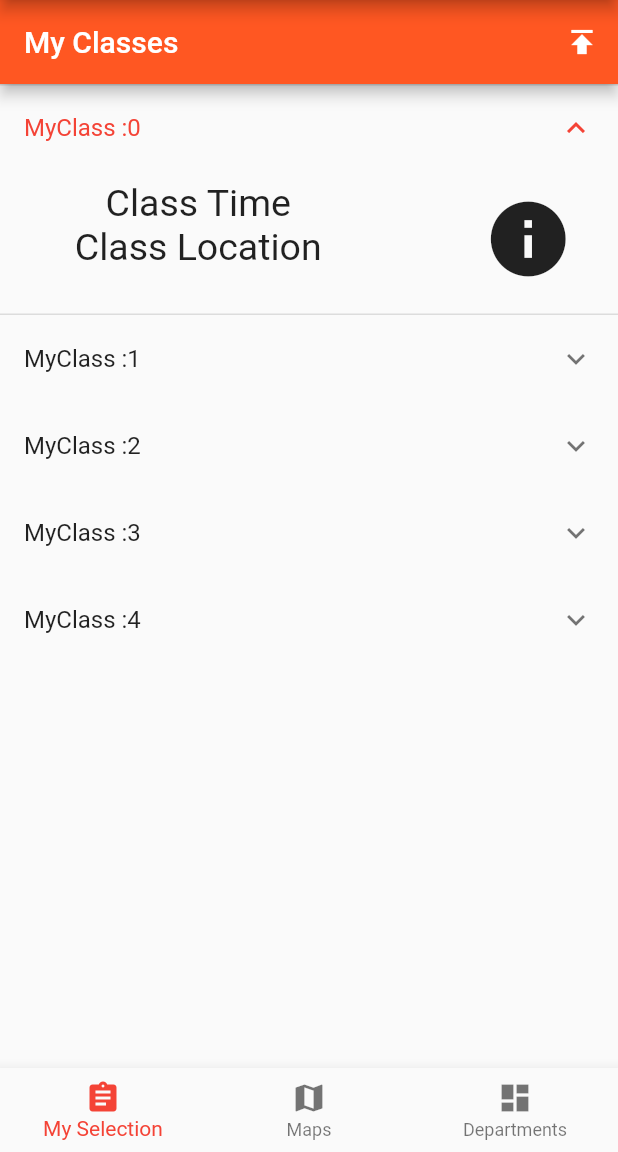
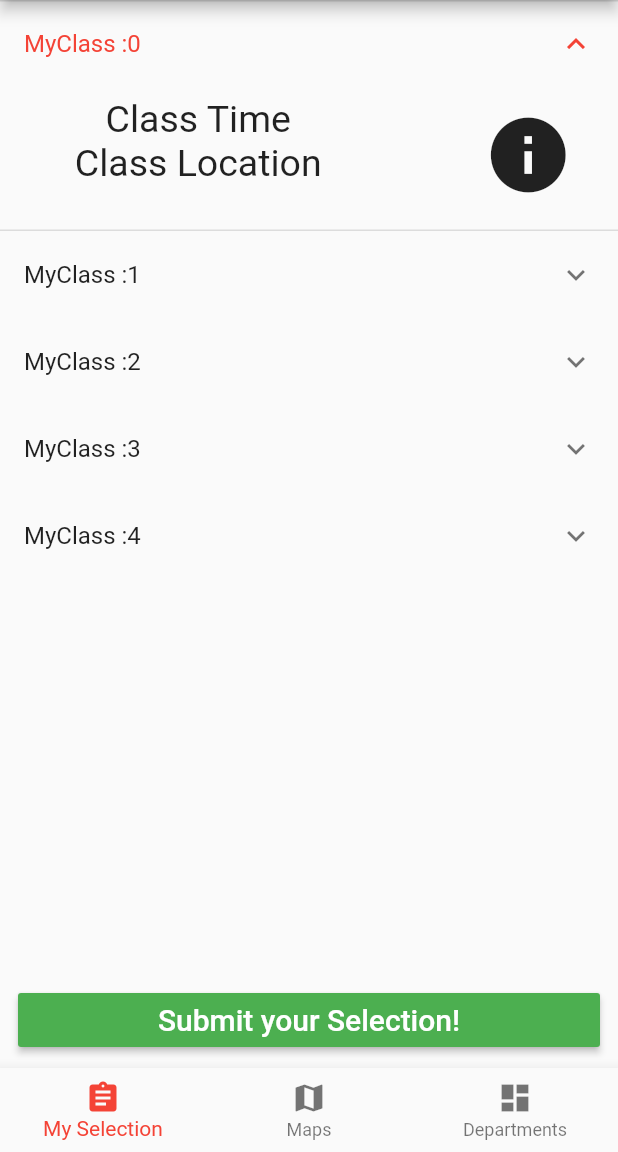
Before and after one commit to mobileappdevhm/concept-team-2-fml-ben, a Flutter app: the screen it shows after launch, after a tap on an icon or button, on a phone screen of 412 x 824 dp, the part 84-1236 px from its top. Run offline on Flutter 3.47's test engine with Material 2 defaults, Android fonts, the phone set to English and light mode, and no system bars; our stand-ins replace shared_preferences.

Commit message:
Got rid of appbars in fragments, as bottomnavigationbar already shows titles of fragments

```diff
--- a/lib/fragments/MapPage.dart
+++ b/lib/fragments/MapPage.dart
@@ -11,10 +11,6 @@ class _MapPageState extends State<MapPage> {
   @override
   Widget build(BuildContext context) {
     return new Scaffold(
-      appBar: new AppBar(
-        backgroundColor: Colors.deepOrange,
-        title: new Text("Map"),
-      ),
       body: new Container(
         child: new Icon(Icons.map),
       ),
--- a/lib/fragments/MyClasses.dart
+++ b/lib/fragments/MyClasses.dart
@@ -15,17 +15,30 @@ class _MyClassesState extends State<MyClasses> {
   Widget build(BuildContext context) {
     List<Widget> ClassList = getMyClasses();
     Scaffold scaffold = new Scaffold(
-      appBar: new AppBar(
-        backgroundColor: Colors.deepOrange,
-        title: new Text("My Classes"),
-        actions: [
-          new IconButton(
-              icon: new Icon(Icons.publish, color: Colors.white,),
-              onPressed: null
+      // TODO publish button
+      body: new Column(
+        crossAxisAlignment: CrossAxisAlignment.stretch,
+        children: <Widget>[
+          new Expanded(
+            child: new ListView(children: ClassList,),
+          ),
+          new Padding(
+            padding: new EdgeInsets.only(left: 12.0, right: 12.0, top: 8.0, bottom: 8.0),
+            child: new RaisedButton(
+              onPressed: () {},
+              color: Colors.green,
+
+              child: new Text(
+                'Submit your Selection!',
+                style: new TextStyle(
+                  fontSize: 20.0,
+                  color: Colors.white
+                ),
+              ),
+            ),
           )
         ],
       ),
-      body: new ListView(children: ClassList,),
     );
     return scaffold;
   }
```
